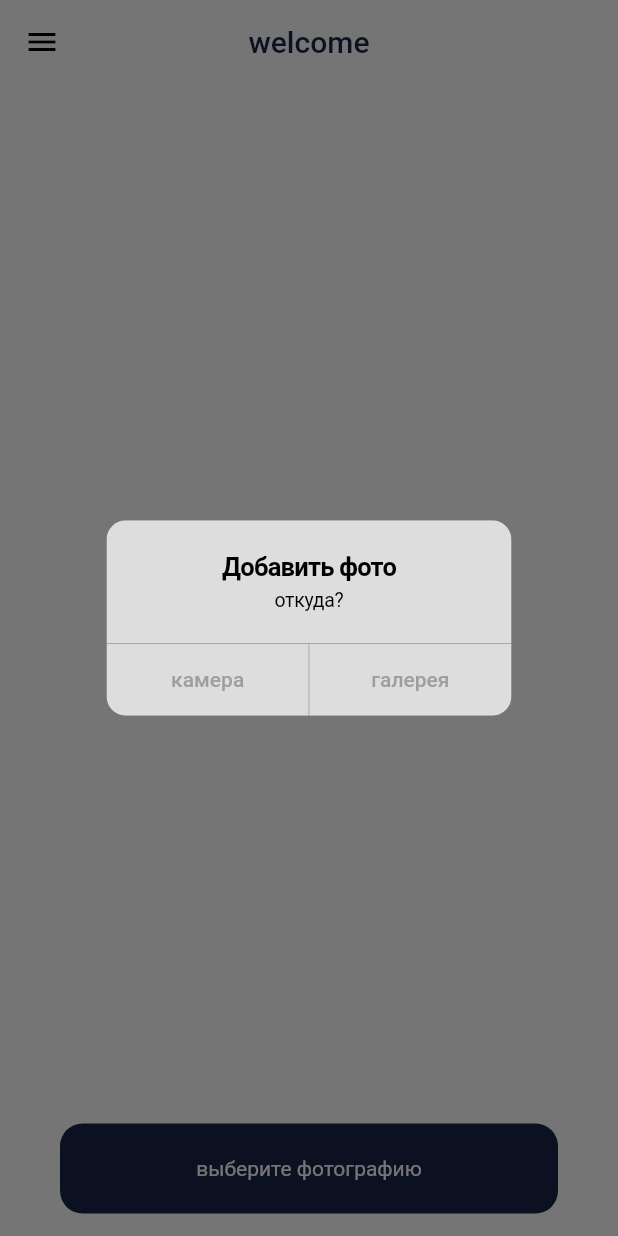
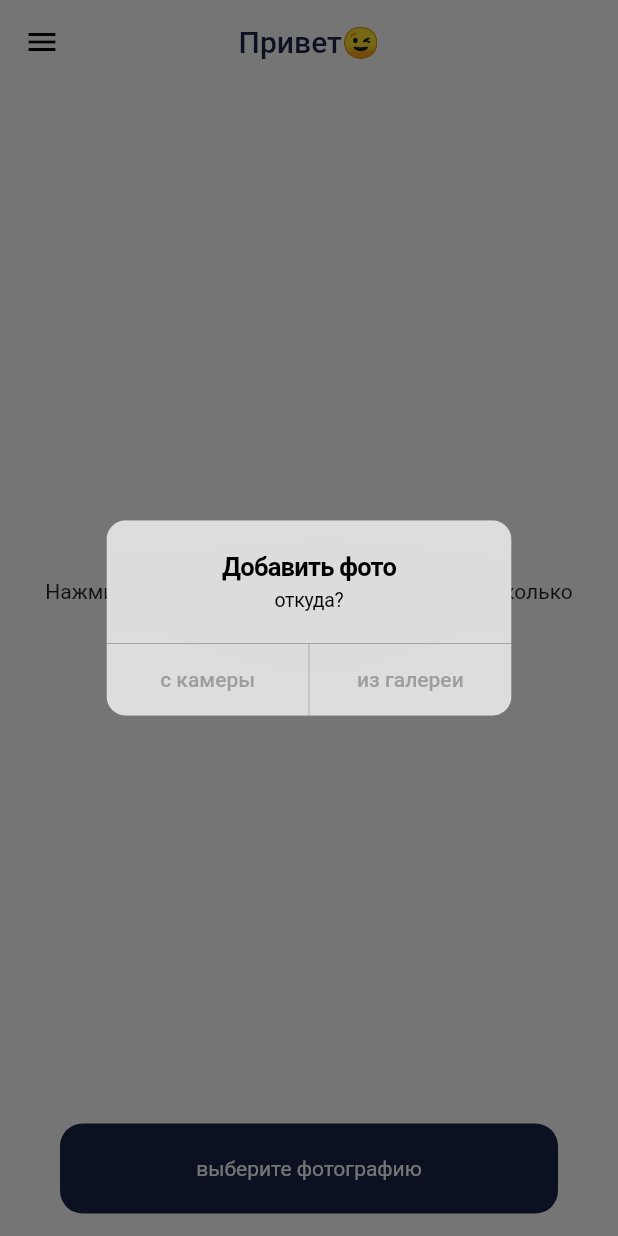
Before and after one commit to eaaniwezi/flutter_picture_app_with_firebase, a Flutter app: the HomeScreen screen opened directly, after a tap on "выберите фотографию", on a phone screen of 412 x 824 dp. Run offline on Flutter 3.47's test engine with Material 2 defaults, Android fonts, the phone set to English and light mode, and no system bars; our stand-ins replace bloc, cloud_firestore, equatable, firebase_auth, firebase_core, firebase_storage and 10 more; missing offline and left inert: dart:ffi; accounts and stored records are empty.

Commit message:
almost done

```diff
--- a/lib/bloc/picture/picture_bloc.dart
+++ b/lib/bloc/picture/picture_bloc.dart
@@ -25,16 +25,17 @@ class PictureBloc extends Bloc<PictureEvent, PictureState> {
 
   @override
   Stream<PictureState> mapEventToState(PictureEvent event) async* {
-    var log = Logger();
+
     if (event is NoPictureEvent) {
       //!
       try {
-          late User? _user;
+        late User? _user;
         _user = await userRepository.getUser();
         final currentUserId = _user!.uid;
         late List<PictureModel> _pictureItemList;
         yield PictureFetchingState();
-        _pictureItemList = await pictureRepository.getUserPictures(currentUserId);
+        _pictureItemList =
+            await pictureRepository.getUserPictures(currentUserId);
         yield PictureFetchedState(pictureItemModelList: _pictureItemList);
       } catch (e) {
         yield PictureFetchingErrorState();
@@ -45,31 +46,62 @@ class PictureBloc extends Bloc<PictureEvent, PictureState> {
         late User? _user;
         _user = await userRepository.getUser();
         final currentUserId = _user!.uid;
+
         yield PictureLoadingState();
 
         final imageUrl =
             await pictureRepository.sendAndStorePicturesInDb(event.image);
-        log.wtf(imageUrl);
+
         pictureRepository.createPictureCollectionInFireStore({
           "picture": imageUrl.toString(),
         }, currentUserId);
         yield PictureLoadedState();
+
+        late List<PictureModel> _pictureItemList;
+        yield PictureFetchingState();
+        _pictureItemList =
+            await pictureRepository.getUserPictures(currentUserId);
+        yield PictureFetchedState(pictureItemModelList: _pictureItemList);
       } catch (e) {
         yield PictureErrorState();
-        log.wtf(e);
+        log.w(e);
+      }
+    }
+    if (event is DetelePictureEvent) {
+      try {
+        late User? _user;
+        _user = await userRepository.getUser();
+        final currentUserId = _user!.uid;
+        yield PictureDeletingState();
+        final bool isDeleted = await pictureRepository
+            .deletePictureFromDbAndStorage(event.pictureModel, currentUserId);
+        if (isDeleted == true) {
+          yield PictureDeletedState();
+        } else {
+          yield PictureErrorDeletingState();
+        }
+
+        late List<PictureModel> _pictureItemList;
+        yield PictureFetchingState();
+        _pictureItemList =
+            await pictureRepository.getUserPictures(currentUserId);
+        yield PictureFetchedState(pictureItemModelList: _pictureItemList);
+      } catch (e) {
+        yield PictureErrorDeletingState();
+        log.w(e);
       }
     }
   }
 
   @override
   void onChange(Change<PictureState> change) {
-    log.i(change.currentState);
+  log.w(change.currentState);
     super.onChange(change);
   }
 
   @override
   void onEvent(PictureEvent event) {
-    log.i(event);
+   log.w(event);
     super.onEvent(event);
   }
 }
--- a/lib/bloc/picture/picture_event.dart
+++ b/lib/bloc/picture/picture_event.dart
@@ -15,3 +15,11 @@ class OnTapEvent extends PictureEvent {
     required this.image,
   });
 }
+
+class DetelePictureEvent extends PictureEvent {
+  final PictureModel pictureModel;
+
+  const DetelePictureEvent({
+    required this.pictureModel,
+  });
+}
--- a/lib/bloc/picture/picture_state.dart
+++ b/lib/bloc/picture/picture_state.dart
@@ -18,10 +18,18 @@ class PictureFetchedState extends PictureState {
   });
 }
 
+class PictureErrorState extends PictureState {}
+
+//*
 class PictureFetchingErrorState extends PictureState {}
 
 class PictureLoadingState extends PictureState {}
 
 class PictureLoadedState extends PictureState {}
 
-class PictureErrorState extends PictureState {}
+//*
+class PictureDeletingState extends PictureState {}
+
+class PictureDeletedState extends PictureState {}
+
+class PictureErrorDeletingState extends PictureState {}
--- a/lib/bloc/register/register_state.dart
+++ b/lib/bloc/register/register_state.dart
@@ -11,6 +11,11 @@ abstract class RegisterState extends Equatable {
 
 //*
 class InitialRegisterState extends RegisterState {
+  @override
+  List<Object> get props => [];
+}
+//*
+class PhoneNumberSentState extends RegisterState {
   @override
   List<Object> get props => [];
 }
--- a/lib/main.dart
+++ b/lib/main.dart
@@ -66,7 +66,7 @@ class MyApp extends StatelessWidget {
       ),
       home: BlocBuilder<AuthBloc, AuthState>(
         builder: (context, state) {
-          print(state.toString() + " this is your state");
+
           if (state is Uninitialized) {
             return SlapshScreen();
           } else if (state is Unauthenticated) {
--- a/lib/screens/home_screen.dart
+++ b/lib/screens/home_screen.dart
@@ -35,7 +35,7 @@ class _HomeScreenState extends State<HomeScreen> {
         centerTitle: true,
         backgroundColor: Colors.white,
         title: Text(
-          "welcome",
+          "Привет😉",
           style: TextStyle(
             color: Color(0xff182647),
           ),
@@ -62,7 +62,7 @@ class _HomeScreenState extends State<HomeScreen> {
                               _image = File(image!.path);
                             });
                           },
-                          child: Text('камера')),
+                          child: Text('с камеры')),
                       //**** */
                       TextButton(
                         onPressed: () async {
@@ -74,15 +74,16 @@ class _HomeScreenState extends State<HomeScreen> {
                             _image = File(image!.path);
                           });
                         },
-                        child: Text('галерея'),
+                        child: Text('из галереи'),
                       )
                     ],
                   ));
-        },
+        }, bottonHeight: false,
       ),
       body: BlocListener<PictureBloc, PictureState>(
-        listenWhen: (oldState, newState) => newState is PictureLoadedState,
+        // listenWhen: (oldState, newState) => newState is PictureLoadedState,
         listener: (context, state) {
+          print(state.toString() + " this is my pics state");
           if (state is PictureLoadingState) {
             setState(() {
               isLoading = true;
@@ -145,14 +146,24 @@ class _HomeScreenState extends State<HomeScreen> {
               )
             : BlocBuilder<PictureBloc, PictureState>(
                 builder: (context, state) {
-                  print(state.toString() + " ijhfdgkklthfhgfgf");
                   if (state is PictureFetchedState) {
                     List<PictureModel> pictureList = state.pictureItemModelList;
 
-                    return GridView.builder(
+                    return pictureList.isEmpty
+                        ? Center(
+                            child: Padding(
+                              padding: const EdgeInsets.all(20.0),
+                              child: Text(
+                                "Нажмите на кнопку ниже, чтобы добавить несколько фотографий😉",
+                                textAlign: TextAlign.center,
+                              ),
+                            ),
+                          )
+                        : GridView.builder(
                             physics: ScrollPhysics(),
                             shrinkWrap: true,
-                      gridDelegate: SliverGridDelegateWithFixedCrossAxisCount(
+                            gridDelegate:
+                                SliverGridDelegateWithFixedCrossAxisCount(
                               crossAxisCount: 2,
                               // childAspectRatio: (3 / 2),
                             ),
@@ -164,29 +175,12 @@ class _HomeScreenState extends State<HomeScreen> {
                               );
                             },
                           );
-                  } else if (state is PictureFetchingState) {
-                    Center(
-                        child: CircularProgressIndicator(
-                            color: Color(0xff182647)));
                   }
                   return Center(
                       child:
                           CircularProgressIndicator(color: Color(0xff182647)));
                 },
               ),
-        // : StreamBuilder<QuerySnapshot>(
-        //     stream: FirebaseFirestore.instance
-        //         .collection("pictures")
-        //         .doc("LpKzm7vosvMVcajET1k3b9ZJwGX2")
-        //         .collection("Userpictures")
-        //         .snapshots(),
-        //     builder: (context, snapshot) {
-        //       print(snapshot.connectionState);
-        //       print(snapshot.data!.docs.length.toString());
-        //       print(snapshot.data!.docs);
-        //       return Text("Empty");
-        //     },
-        //   ),
       ),
     );
   }
--- a/lib/widgets/app_bar_drawer.dart
+++ b/lib/widgets/app_bar_drawer.dart
@@ -18,7 +18,6 @@ class AppBarDrawer extends StatelessWidget {
     return BlocListener<AuthBloc, AuthState>(
       listenWhen: (oldState, newState) => newState is Unauthenticated,
       listener: (context, state) {
-        print(state.toString() + " ur 1st new state");
         Get.to(() => LoginScreen());
       },
       child: blocAppBarBuilder(),
@@ -29,10 +28,9 @@ class AppBarDrawer extends StatelessWidget {
     var log = Logger();
     return BlocBuilder<AuthBloc, AuthState>(
       builder: (context, state) {
-        print(state.toString() + " ur 2nd new state");
         if (state is Authenticated) {
           dynamic userModel = state.user;
-          log.e(userModel);
+          log.v(userModel);
           return Drawer(
             child: ListView(
               children: [
--- a/lib/widgets/button.dart
+++ b/lib/widgets/button.dart
@@ -1,13 +1,14 @@
-
 import 'package:flutter/material.dart';
 
 class ButtonContainer extends StatelessWidget {
   final String label;
   final Function onPressed;
+  final bool bottonHeight;
   const ButtonContainer({
     Key? key,
+    required this.label,
     required this.onPressed,
-    required this.label,
+    required this.bottonHeight,
   }) : super(key: key);
 
   @override
@@ -16,7 +17,7 @@ class ButtonContainer extends StatelessWidget {
       padding: EdgeInsets.only(
         left: 40,
         right: 40,
-        top:  MediaQuery.of(context).size.height * 0.2 ,
+        top: bottonHeight == true ? MediaQuery.of(context).size.height * 0.2 : 0,
         bottom: 15,
       ),
       child: InkWell(
```
Also changed, not shown: lib/bloc/auth/auth_bloc.dart (+4 -4 lines), lib/bloc/register/register_bloc.dart (+8 -10 lines), lib/repository/picture_repository.dart (+20 -4 lines), lib/screens/login_screen.dart (+3 -10 lines), lib/screens/otp_screen.dart (+4 -4 lines), lib/widgets/image_container.dart (+48 -3 lines). Lines whose indentation alone changed are shown as unchanged.
